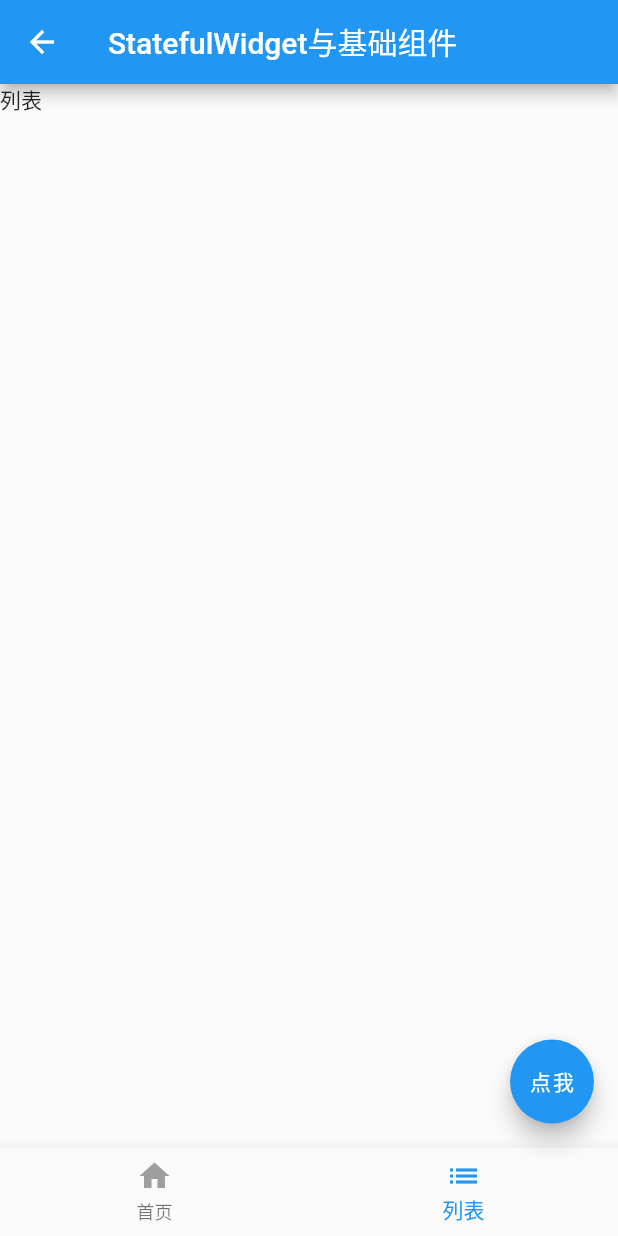
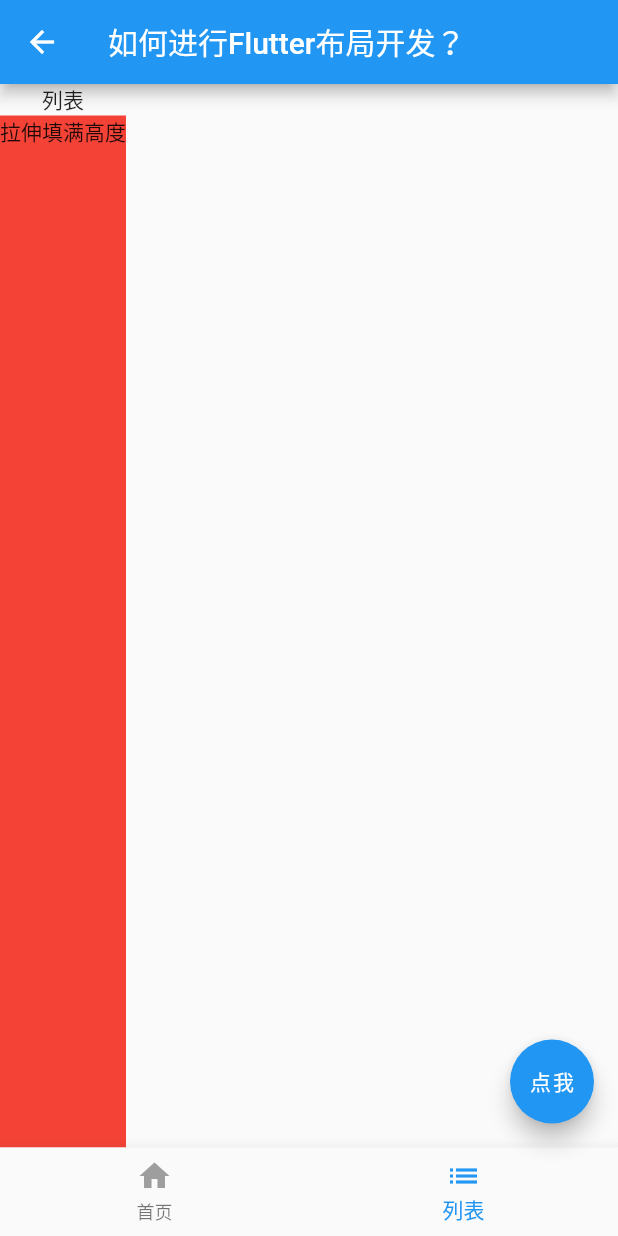
Before and after one commit to yidinghe/flutter_travel, a Flutter app: the screen it shows after launch, item 2 of the bottom bar chosen, on a phone screen of 412 x 824 dp. Run offline on Flutter 3.47's test engine with Material 2 defaults, Android fonts, the phone set to English and light mode, and no system bars; network calls fail.

Commit message:
Added layout example.

```diff
--- /dev/null
+++ b/lib/demo/flutter_layout_page.dart
@@ -0,0 +1,222 @@
+import 'package:flutter/material.dart';
+
+///如何进行Flutter布局开发？
+class FlutterLayoutPage extends StatefulWidget {
+  @override
+  _FlutterLayoutPageState createState() => _FlutterLayoutPageState();
+}
+
+class _FlutterLayoutPageState extends State<FlutterLayoutPage> {
+  int _currentIndex = 0;
+
+  @override
+  Widget build(BuildContext context) {
+    return MaterialApp(
+      title: '如何进行Flutter布局开发？',
+      theme: ThemeData(
+        primarySwatch: Colors.blue,
+      ),
+      home: Scaffold(
+        appBar: AppBar(
+          title: Text('如何进行Flutter布局开发？'),
+          leading: GestureDetector(
+            onTap: () {
+              Navigator.pop(context);
+            },
+            child: Icon(Icons.arrow_back),
+          ),
+        ),
+        bottomNavigationBar: BottomNavigationBar(
+            currentIndex: _currentIndex,
+            onTap: (index) {
+              setState(() {
+                _currentIndex = index;
+              });
+            },
+            items: [
+              BottomNavigationBarItem(
+                  icon: Icon(
+                    Icons.home,
+                    color: Colors.grey,
+                  ),
+                  activeIcon: Icon(
+                    Icons.home,
+                    color: Colors.blue,
+                  ),
+                  title: Text('首页')),
+              BottomNavigationBarItem(
+                  icon: Icon(
+                    Icons.list,
+                    color: Colors.grey,
+                  ),
+                  activeIcon: Icon(
+                    Icons.list,
+                    color: Colors.blue,
+                  ),
+                  title: Text('列表'))
+            ]),
+        floatingActionButton: FloatingActionButton(
+          onPressed: null,
+          child: Text('点我'),
+        ),
+        body: _currentIndex == 0
+            ? RefreshIndicator(
+                child: ListView(
+                  children: <Widget>[
+                    Container(
+                      decoration: BoxDecoration(color: Colors.white),
+                      alignment: Alignment.center,
+                      child: Column(
+                        children: <Widget>[
+                          Row(
+                            children: <Widget>[
+                              ClipOval(
+                                child: SizedBox(
+                                  width: 100,
+                                  height: 100,
+                                  child: Image.network(
+                                      'https://avatars0.githubusercontent.com/u/45672116?s=400&u=046f1ce847004af52b3a161cd7c36e1a79fb4602&v=4'),
+                                ),
+                              ),
+                              Padding(
+                                padding: EdgeInsets.all(10),
+                                child: ClipRRect(
+                                  //圆角
+                                  borderRadius:
+                                      BorderRadius.all(Radius.circular(10)),
+                                  child: Opacity(
+                                    opacity: 0.6, //60%透明度
+                                    child: Image.network(
+                                      'https://avatars0.githubusercontent.com/u/45672116?s=400&u=046f1ce847004af52b3a161cd7c36e1a79fb4602&v=4',
+                                      width: 100,
+                                      height: 100,
+                                    ),
+                                  ),
+                                ),
+                              )
+                            ],
+                          ),
+                          TextField(
+                            //输入文本的样式
+                            decoration: InputDecoration(
+                                contentPadding: EdgeInsets.fromLTRB(5, 0, 0, 0),
+                                hintText: '请输入',
+                                hintStyle: TextStyle(fontSize: 15)),
+                          ),
+                          Container(
+                            height: 100,
+                            margin: EdgeInsets.all(10),
+                            child: PhysicalModel(
+                              color: Colors.transparent,
+                              borderRadius: BorderRadius.circular(10),
+                              clipBehavior: Clip.antiAlias, //抗锯齿
+                              child: PageView(
+                                children: <Widget>[
+                                  _item('Page1', Colors.deepPurple),
+                                  _item('Page2', Colors.green),
+                                  _item('Page3', Colors.red)
+                                ],
+                              ),
+                            ),
+                          ),
+                          Column(
+                            children: <Widget>[
+                              FractionallySizedBox(
+                                widthFactor: 1,
+                                child: Container(
+                                  decoration:
+                                      BoxDecoration(color: Colors.greenAccent),
+                                  child: Text('宽度撑满'),
+                                ),
+                              )
+                            ],
+                          ),
+                        ],
+                      ),
+                    ),
+                    Stack(
+                      children: <Widget>[
+                        Image.network(
+                          'https://avatars0.githubusercontent.com/u/45672116?s=400&u=046f1ce847004af52b3a161cd7c36e1a79fb4602&v=4',
+                          width: 100,
+                          height: 100,
+                        ),
+                        Positioned(
+                            left: 0,
+                            bottom: 0,
+                            child: Image.network(
+                              'https://avatars0.githubusercontent.com/u/45672116?s=400&u=046f1ce847004af52b3a161cd7c36e1a79fb4602&v=4',
+                              width: 36,
+                              height: 36,
+                            )),
+                        Positioned(
+                            right: 0,
+                            top: 0,
+                            child: Image.network(
+                              'https://avatars0.githubusercontent.com/u/45672116?s=400&u=046f1ce847004af52b3a161cd7c36e1a79fb4602&v=4',
+                              width: 36,
+                              height: 36,
+                            ))
+                      ],
+                    ),
+                    Wrap(
+                      //创建一个wrap布局，从左向右进行排列，会自动换行
+                      spacing: 8, //水平间距
+                      runSpacing: 6, //垂直间距
+                      children: <Widget>[
+                        _chip('Flutter'),
+                        _chip('进阶'),
+                        _chip('实战'),
+                        _chip('携程'),
+                        _chip('App'),
+                      ],
+                    )
+                  ],
+                ),
+                onRefresh: _handleRefresh)
+            : Column(
+                children: <Widget>[
+                  Text('列表'),
+                  Expanded(
+                      child: Container(
+                    decoration: BoxDecoration(
+                      color: Colors.red,
+                    ),
+                    child: Text('拉伸填满高度'),
+                  ))
+                ],
+              ),
+      ),
+    );
+  }
+
+  Future<Null> _handleRefresh() async {
+    await Future.delayed(Duration(milliseconds: 200));
+    return null;
+  }
+
+  _item(String title, Color color) {
+    return Container(
+      alignment: Alignment.center,
+      decoration: BoxDecoration(color: color),
+      child: Text(
+        title,
+        style: TextStyle(fontSize: 22, color: Colors.white),
+      ),
+    );
+  }
+
+  _chip(String label) {
+    return Chip(
+      backgroundColor: Colors.greenAccent.shade400,
+      label: Text(label),
+      avatar: CircleAvatar(
+        backgroundColor: Colors.blue.shade900,
+        child: Text(
+          label.substring(0, 1),
+          style: TextStyle(fontSize: 10),
+        ),
+      ),
+    );
+  }
+}
--- a/lib/main.dart
+++ b/lib/main.dart
@@ -1,8 +1,9 @@
 import 'package:flutter/material.dart';
+import 'package:flutter_travel/demo/flutter_layout_page.dart';
 import 'package:flutter_travel/demo/less_group_page.dart';
 import 'package:flutter_travel/demo/stateful_group_page.dart';
 
-void main() => runApp(StatefulGroup());
+void main() => runApp(FlutterLayoutPage());
 
 class MyApp extends StatelessWidget {
   // This widget is the root of your application.
```
